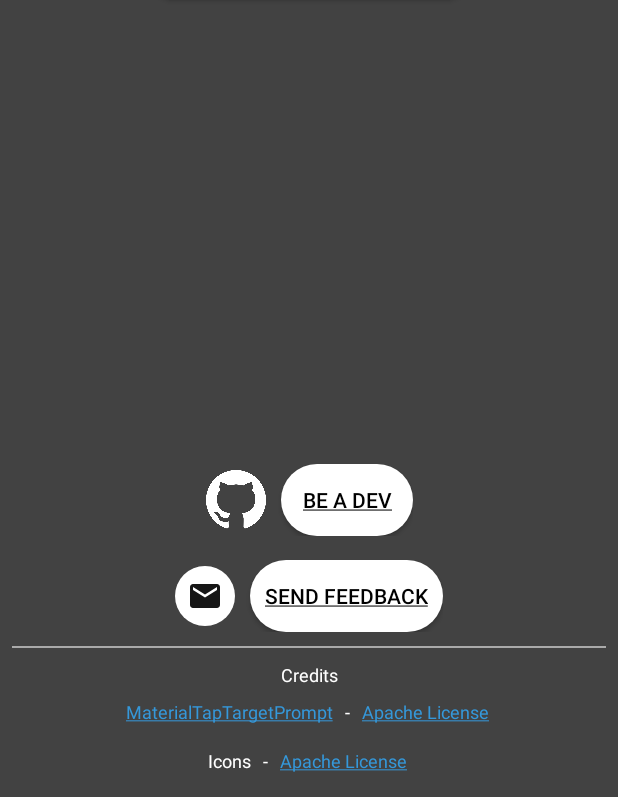
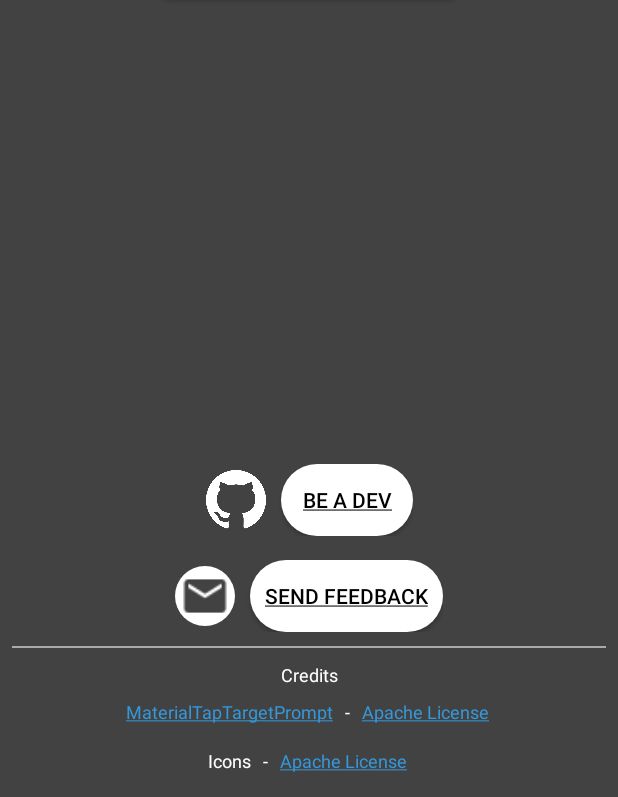
Before and after one commit to JairajJangle/motioneye-android, an Android app: the About_Page screen opened directly, with no data from a screen before it, on a phone screen of 412 x 824 dp, the part 439-1236 px from its top. Run offline under Robolectric (Android 15) with nearby library versions, the phone set to English and light mode, and no system bars.

Commit message:
improved button looks and internal icon looks

```diff
--- a/app/src/main/res/drawable-anydpi/ic_mail.xml
+++ b/app/src/main/res/drawable-anydpi/ic_mail.xml
@@ -14,7 +14,7 @@
   ~   The licenses for most software and other practical works are designed
   ~ to take away your freedom to share and change the works.  By contrast,
   ~ the GNU General Public License is intended to guarantee your freedom to
-  ~ share and change all versions of a program-to make sure it remains free
+  ~ share and change all versions of a program--to make sure it remains free
   ~ software for all its users.  We, the Free Software Foundation, use the
   ~ GNU General Public License for most of our software; it applies also to
   ~ any other work released this way by its authors.  You can apply it to
@@ -678,11 +678,11 @@
 <vector xmlns:android="http://schemas.android.com/apk/res/android"
     android:width="24dp"
     android:height="24dp"
-    android:viewportWidth="20"
-    android:viewportHeight="20"
-    android:tint="#161616">
-  <group android:translateX="-2"
-      android:translateY="-2">
+    android:viewportWidth="28.8"
+    android:viewportHeight="28.8"
+    android:tint="#424242">
+  <group android:translateX="2.4"
+      android:translateY="2.4">
       <path
           android:fillColor="#FF000000"
           android:pathData="M20,4L4,4c-1.1,0 -1.99,0.9 -1.99,2L2,18c0,1.1 0.9,2 2,2h16c1.1,0 2,-0.9 2,-2L22,6c0,-1.1 -0.9,-2 -2,-2zM20,8l-8,5 -8,-5L4,6l8,5 8,-5v2z"/>
--- /dev/null
+++ b/app/src/main/res/drawable/buttonshape_lesspad.xml
@@ -0,0 +1,15 @@
+<?xml version="1.0" encoding="utf-8"?>
+<shape xmlns:android="http://schemas.android.com/apk/res/android" android:shape="rectangle" >
+    <corners
+        android:radius="30dp"
+        />
+    <solid
+        android:color="#FFFFFF"
+        />
+    <padding
+        android:left="0dp"
+        android:top="0dp"
+        android:right="0dp"
+        android:bottom="0dp"
+        />
+</shape>
--- a/app/src/main/res/layout/activity_about__page.xml
+++ b/app/src/main/res/layout/activity_about__page.xml
@@ -121,7 +121,7 @@
             android:layout_height="40dp"
             android:layout_marginRight="10dp"
             android:layout_weight="1"
-            android:background="@drawable/buttonshape"
+            android:background="@drawable/buttonshape_lesspad"
             android:contentDescription="@string/email_icon"
             app:layout_constraintStart_toStartOf="parent"
             app:layout_constraintTop_toBottomOf="@+id/button_install_steps"
```
Also changed, not shown: app/src/main/res/drawable-hdpi/ic_mail.png, app/src/main/res/drawable-mdpi/ic_mail.png, app/src/main/res/drawable-xhdpi/ic_mail.png, app/src/main/res/drawable-xxhdpi/ic_mail.png.
